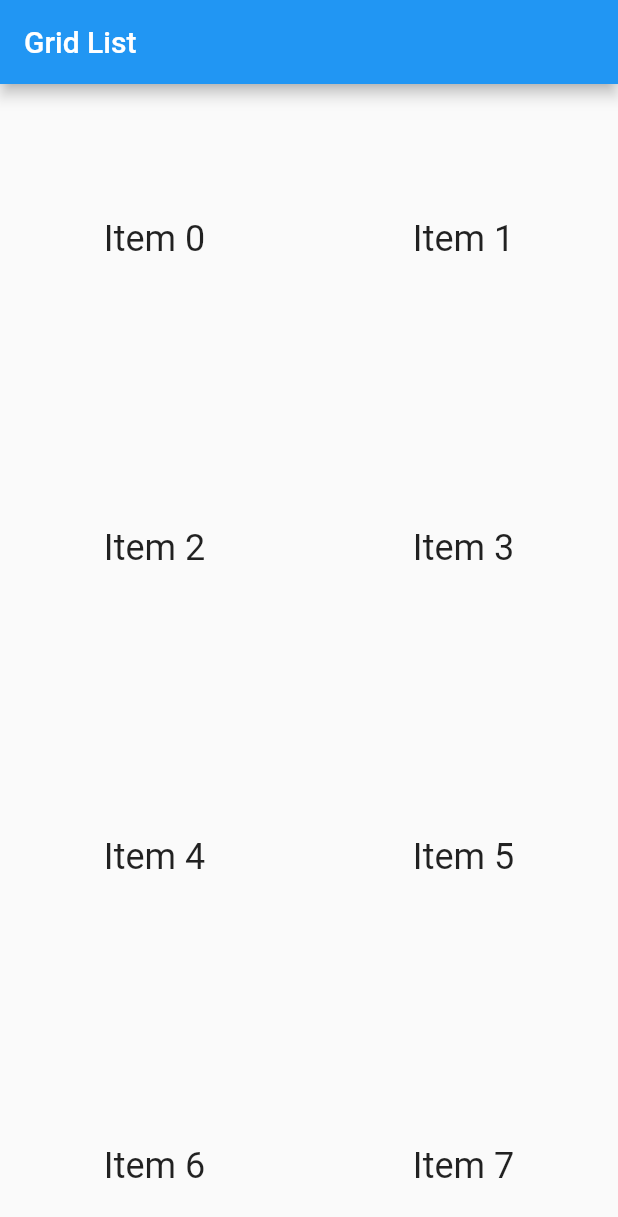
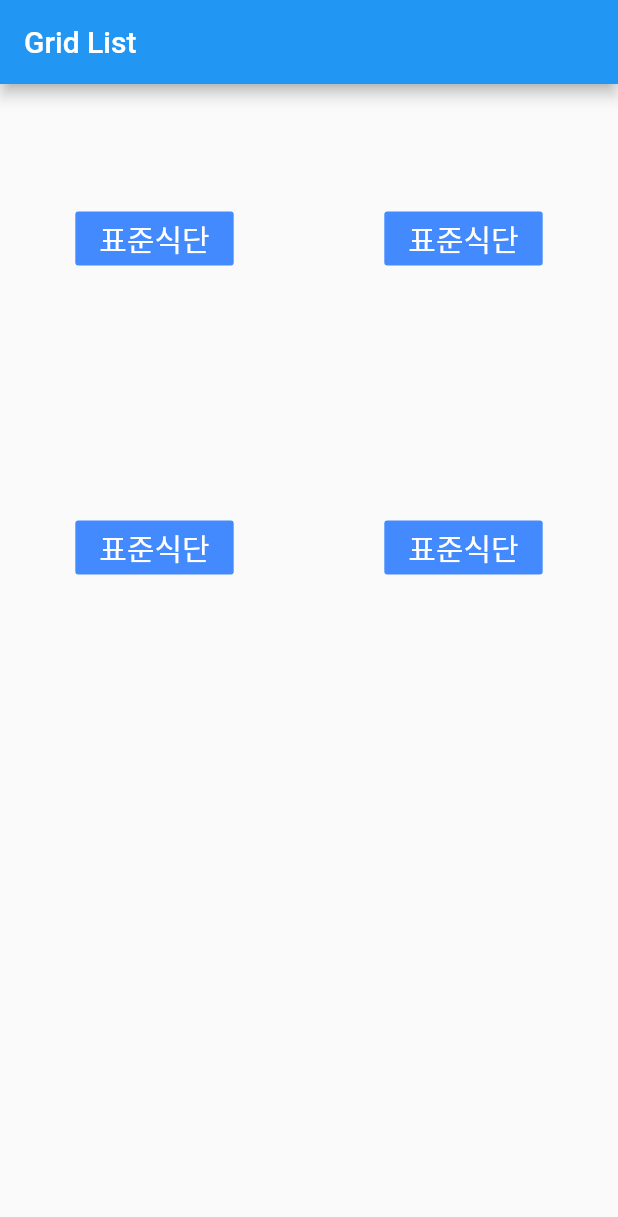
Before and after one commit to osamhack2021/APP_Geubyang_Jikimi_RT, a Flutter app: the screen it shows after launch, on a phone screen of 412 x 824 dp. Shown: the top 1217 px of the screen. Run offline on Flutter 3.47's test engine with Material 2 defaults, Android fonts, the phone set to English and light mode, and no system bars; our stand-ins replace table_calendar.

Commit message:
practice grid

```diff
--- a/playground/practice/vote/lib/main.dart
+++ b/playground/practice/vote/lib/main.dart
@@ -20,11 +20,17 @@ class MyApp extends StatelessWidget {
           // horizontal, this produces 2 rows.
           crossAxisCount: 2,
           // Generate 100 widgets that display their index in the List.
-          children: List.generate(100, (index) {
+          children: List.generate(4, (Button) {
             return Center(
-              child: Text(
-                'Item $index',
-                style: Theme.of(context).textTheme.headline5,
+
+
+              child: FlatButton(
+                child: Text('표준식단', style: TextStyle(fontSize: 20.0),),
+                color: Colors.blueAccent,
+                textColor: Colors.white,
+                onPressed: () {},
+
+
               ),
             );
           }),
```
